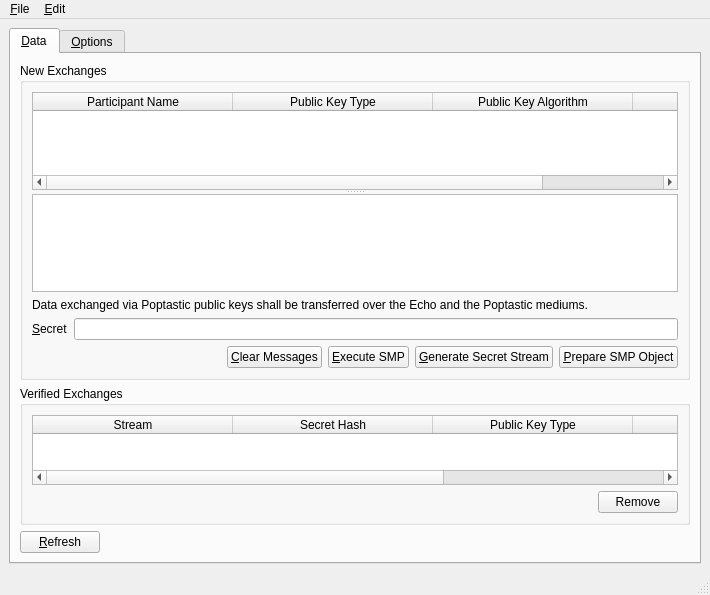
Before: the Qt Designer form branches/trunk/UI/spot-on-smpwindow.ui in textbrowser/spot-on, drawn with Qt 5.
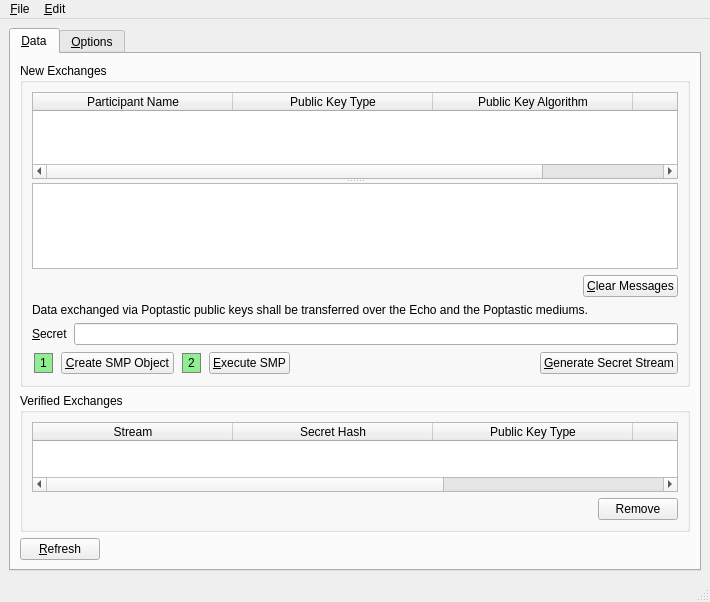
After: the same form once the commit is applied. Icons and pictures are not drawn.

```diff
--- a/branches/trunk/UI/spot-on-smpwindow.ui
+++ b/branches/trunk/UI/spot-on-smpwindow.ui
@@ -7,7 +7,7 @@
     <x>0</x>
     <y>0</y>
     <width>710</width>
-    <height>595</height>
+    <height>602</height>
    </rect>
   </property>
   <property name="windowIcon">
@@ -83,6 +83,30 @@
              <widget class="QTextBrowser" name="output"/>
             </widget>
            </item>
+           <item>
+            <layout class="QHBoxLayout" name="horizontalLayout_4">
+             <item>
+              <spacer name="horizontalSpacer_3">
+               <property name="orientation">
+                <enum>Qt::Horizontal</enum>
+               </property>
+               <property name="sizeHint" stdset="0">
+                <size>
+                 <width>40</width>
+                 <height>20</height>
+                </size>
+               </property>
+              </spacer>
+             </item>
+             <item>
+              <widget class="QPushButton" name="clear">
+               <property name="text">
+                <string>&amp;Clear Messages</string>
+               </property>
+              </widget>
+             </item>
+            </layout>
+           </item>
            <item>
             <widget class="QLabel" name="label_2">
              <property name="text">
@@ -113,22 +137,54 @@
            <item>
             <layout class="QHBoxLayout" name="horizontalLayout">
              <item>
-              <spacer name="horizontalSpacer">
-               <property name="orientation">
-                <enum>Qt::Horizontal</enum>
+              <widget class="QLabel" name="label_105">
+               <property name="sizePolicy">
+                <sizepolicy hsizetype="Fixed" vsizetype="Fixed">
+                 <horstretch>0</horstretch>
+                 <verstretch>0</verstretch>
+                </sizepolicy>
                </property>
-               <property name="sizeHint" stdset="0">
-                <size>
-                 <width>40</width>
-                 <height>20</height>
-                </size>
+               <property name="styleSheet">
+                <string notr="true">QLabel {
+ border: 1px solid gray;
+ background-color: lightgreen;
+ margin: 2px;
+ padding: 2px;
+ }</string>
                </property>
-              </spacer>
+               <property name="text">
+                <string>1</string>
+               </property>
+              </widget>
              </item>
              <item>
-              <widget class="QPushButton" name="clear">
+              <widget class="QPushButton" name="prepare_smp_object">
+               <property name="toolTip">
+                <string>&lt;html&gt;&lt;head/&gt;&lt;body&gt;&lt;p&gt;Prepare an SMP object via the secret and the selected participant. The SMP object will be initialized to the zeroth state.&lt;/p&gt;&lt;/body&gt;&lt;/html&gt;</string>
+               </property>
                <property name="text">
-                <string>&amp;Clear Messages</string>
+                <string>&amp;Create SMP Object</string>
+               </property>
+              </widget>
+             </item>
+             <item>
+              <widget class="QLabel" name="label_120">
+               <property name="sizePolicy">
+                <sizepolicy hsizetype="Fixed" vsizetype="Fixed">
+                 <horstretch>0</horstretch>
+                 <verstretch>0</verstretch>
+                </sizepolicy>
+               </property>
+               <property name="styleSheet">
+                <string notr="true">QLabel {
+ border: 1px solid gray;
+ background-color: lightgreen;
+ margin: 2px;
+ padding: 2px;
+ }</string>
+               </property>
+               <property name="text">
+                <string>2</string>
                </property>
               </widget>
              </item>
@@ -139,6 +195,19 @@
                </property>
               </widget>
              </item>
+             <item>
+              <spacer name="horizontalSpacer">
+               <property name="orientation">
+                <enum>Qt::Horizontal</enum>
+               </property>
+               <property name="sizeHint" stdset="0">
+                <size>
+                 <width>40</width>
+                 <height>20</height>
+                </size>
+               </property>
+              </spacer>
+             </item>
              <item>
               <widget class="QPushButton" name="generate">
                <property name="toolTip">
@@ -149,16 +218,6 @@
                </property>
               </widget>
              </item>
-             <item>
-              <widget class="QPushButton" name="prepare_smp_object">
-               <property name="toolTip">
-                <string>&lt;html&gt;&lt;head/&gt;&lt;body&gt;&lt;p&gt;Prepare an SMP object via the secret and the selected participant. The SMP object will be initialized to the zeroth state.&lt;/p&gt;&lt;/body&gt;&lt;/html&gt;</string>
-               </property>
-               <property name="text">
-                <string>&amp;Prepare SMP Object</string>
-               </property>
-              </widget>
-             </item>
             </layout>
            </item>
           </layout>
```
Left out of the diff: 21 changed lines with no effect on the pictures.
